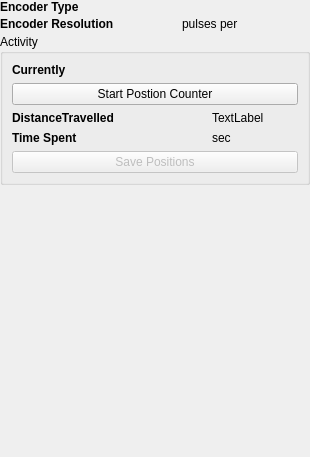
Above: acq4/devices/PositionEncoder/devGuiTemplate.ui from mgraupe/acq4 before the change. Below: the same form after it.
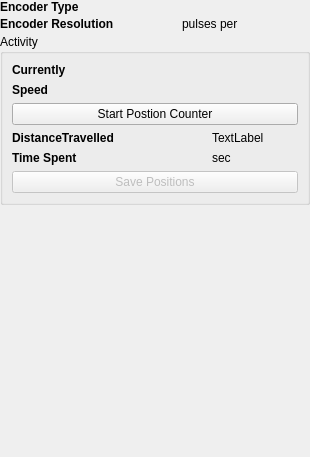
That is the form after the change.

Commit message: first attempt to save results

What changed in the file:
```diff
--- a/acq4/devices/PositionEncoder/devGuiTemplate.ui
+++ b/acq4/devices/PositionEncoder/devGuiTemplate.ui
@@ -129,7 +129,7 @@
         </property>
        </widget>
       </item>
-      <item row="2" column="0">
+      <item row="3" column="0">
        <widget class="QLabel" name="label_3">
         <property name="font">
          <font>
@@ -142,7 +142,7 @@
         </property>
        </widget>
       </item>
-      <item row="1" column="0" colspan="3">
+      <item row="2" column="0" colspan="3">
        <widget class="QPushButton" name="toggleCounterBtn">
         <property name="text">
          <string>Start Postion Counter</string>
@@ -152,7 +152,7 @@
         </property>
        </widget>
       </item>
-      <item row="2" column="1">
+      <item row="3" column="1">
        <widget class="QLabel" name="counterLabel">
         <property name="text">
          <string/>
@@ -172,21 +172,21 @@
         </property>
        </widget>
       </item>
-      <item row="2" column="2">
+      <item row="3" column="2">
        <widget class="QLabel" name="distanceTravelledUnit">
         <property name="text">
          <string>TextLabel</string>
         </property>
        </widget>
       </item>
-      <item row="3" column="2">
+      <item row="4" column="2">
        <widget class="QLabel" name="label_7">
         <property name="text">
          <string>sec</string>
         </property>
        </widget>
       </item>
-      <item row="3" column="0">
+      <item row="4" column="0">
        <widget class="QLabel" name="label_5">
         <property name="font">
          <font>
@@ -199,14 +199,14 @@
         </property>
        </widget>
       </item>
-      <item row="3" column="1">
+      <item row="4" column="1">
        <widget class="QLabel" name="timeSpentLabel">
         <property name="text">
          <string/>
         </property>
        </widget>
       </item>
-      <item row="4" column="0" colspan="3">
+      <item row="5" column="0" colspan="3">
        <widget class="QPushButton" name="savePositionBtn">
         <property name="enabled">
          <bool>false</bool>
@@ -216,6 +216,33 @@
         </property>
        </widget>
       </item>
+      <item row="1" column="0">
+       <widget class="QLabel" name="label_8">
+        <property name="font">
+         <font>
+          <weight>75</weight>
+          <bold>true</bold>
+         </font>
+        </property>
+        <property name="text">
+         <string>Speed</string>
+        </property>
+       </widget>
+      </item>
+      <item row="1" column="1">
+       <widget class="QLabel" name="SpeedLabel">
+        <property name="text">
+         <string/>
+        </property>
+       </widget>
+      </item>
+      <item row="1" column="2">
+       <widget class="QLabel" name="SpeedUnit">
+        <property name="text">
+         <string/>
+        </property>
+       </widget>
+      </item>
      </layout>
     </widget>
    </item>
```
The commit also changes 1 other file.
